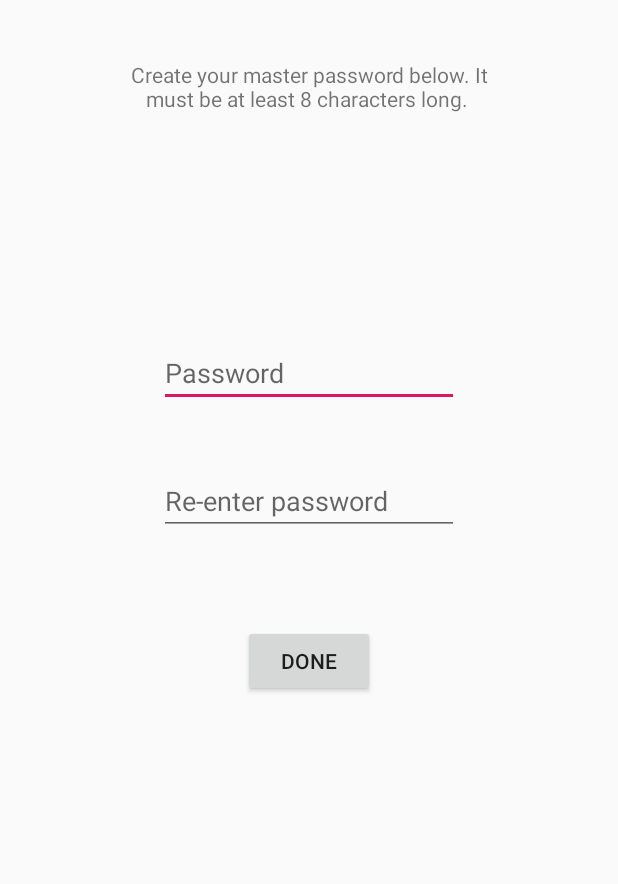
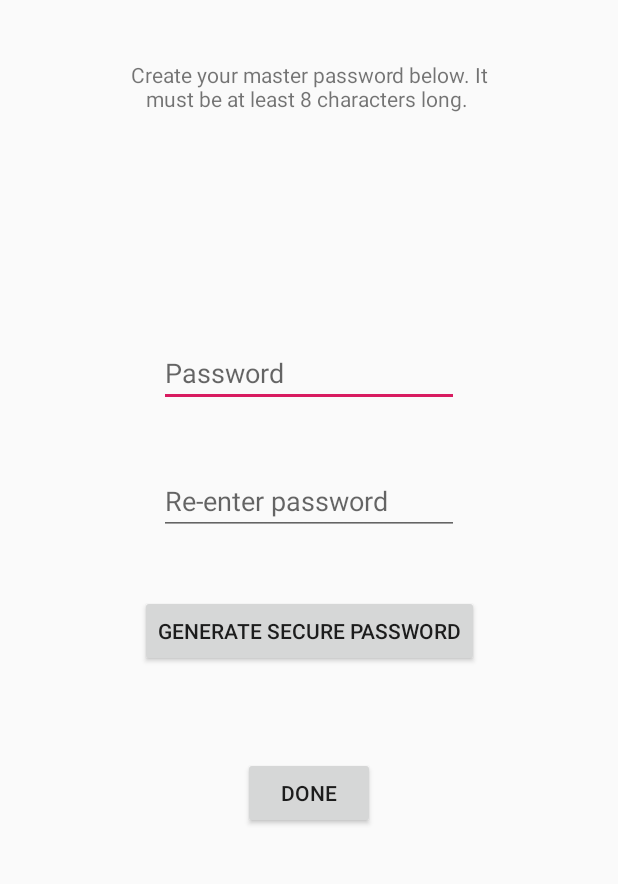
Before and after one commit to Richard-Greenbaum/CryptoKeychain, an Android app: the screen it shows after launch (NewUserActivity), on a phone screen of 412 x 824 dp, the part 181-1065 px from its top. Run offline under Robolectric (Android 15) with nearby library versions, the phone set to English and light mode, and no system bars.

Commit message:
secure password gen function started

```diff
--- a/app/src/main/res/layout/new_user_activity.xml
+++ b/app/src/main/res/layout/new_user_activity.xml
@@ -65,6 +65,16 @@
             app:layout_constraintLeft_toLeftOf="parent"
             app:layout_constraintRight_toRightOf="parent"
             app:layout_constraintTop_toBottomOf="@id/passwordEt2"
+            android:text="Generate Secure Password"
+            android:id="@+id/generatePasswordBtn"
+            android:layout_marginTop="40dp"/>
+
+    <Button
+            android:layout_width="wrap_content"
+            android:layout_height="wrap_content"
+            app:layout_constraintLeft_toLeftOf="parent"
+            app:layout_constraintRight_toRightOf="parent"
+            app:layout_constraintTop_toBottomOf="@id/generatePasswordBtn"
             android:text="Done"
             android:id="@+id/doneBtn"
             android:layout_marginTop="60dp"/>
```
Also changed, not shown: app/src/main/java/hu/ait/cryptokeychain/CreateAccountFragment.java (+12 -1 lines), app/src/main/java/hu/ait/cryptokeychain/NewUserActivity.kt (+24 -0 lines), app/src/main/res/layout/create_account_fragment.xml (+7 -0 lines), 2 other files.
